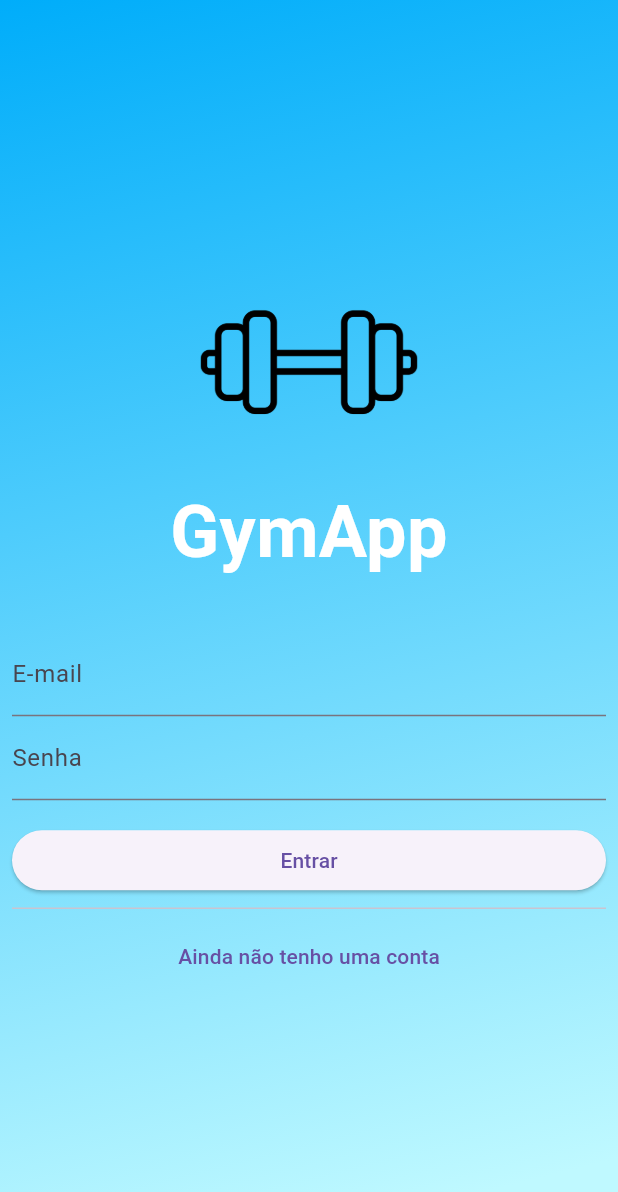
After one commit to emanuelsantoz/Flutter_gymApp, a Flutter app: the screen it shows after launch, on a phone screen of 412 x 824 dp. The commit adds this screen. Shown: the top 1192 px of the screen. Run offline on Flutter 3.47's test engine with Material 3 defaults, Android fonts, the light colour scheme and no system bars; missing offline and left inert: dart:html.

Commit message:
Desenvolvndo formularios

```diff
--- /dev/null
+++ b/gyamapp/lib/_comum/minhas_cores.dart
@@ -0,0 +1,6 @@
+import 'package:flutter/material.dart';
+
+class MinhasCores{
+  static const azulTopoGradiente = Color(0xFF00ADFA);
+  static const azulBaixoGradiente = Color(0xFFBFF9FF);
+}
--- /dev/null
+++ b/gyamapp/lib/autenticacao_tela.dart
@@ -0,0 +1,66 @@
+import 'package:flutter/material.dart';
+import 'package:flutter/widgets.dart';
+import 'package:gyamapp/_comum/minhas_cores.dart';
+
+// ignore: must_be_immutable
+class AutenticacaoTela extends StatelessWidget {
+  bool queroEntrar = true;
+
+  AutenticacaoTela({super.key});
+
+  @override
+  Widget build(BuildContext context) {
+    return Scaffold(
+        backgroundColor: Colors.blueAccent,
+        body: Stack(
+          children: [
+            Container(
+              decoration: BoxDecoration(
+                  gradient: LinearGradient(
+                      begin: Alignment.topLeft,
+                      end: Alignment.bottomCenter,
+                      colors: [
+                    MinhasCores.azulTopoGradiente,
+                    MinhasCores.azulBaixoGradiente
+                  ])),
+            ),
+            Padding(
+              padding: const EdgeInsets.all(8.0),
+              child: Form(
+                child: Column(
+                mainAxisAlignment: MainAxisAlignment.center,
+                crossAxisAlignment: CrossAxisAlignment.stretch,
+                children: [
+                  Image.asset("assets/logo.png", height: 158),
+                  const Text(
+                    textAlign: TextAlign.center,
+                    "GymApp",
+                    style: TextStyle(
+                        fontSize: 48,
+                        fontWeight: FontWeight.bold,
+                        color: Colors.white),
+                  ),
+                  SizedBox(height: 32),
+                  TextFormField(decoration: InputDecoration(label: Text("E-mail")),),
+                  TextFormField(decoration: InputDecoration(label: Text("Senha")), obscureText: true, ),
+                  SizedBox(height: 16),
+                  ElevatedButton(onPressed: () {},
+                  child: Text((queroEntrar) ? "Entrar" : "Cadastrar")),
+                  Divider(),
+                  TextButton(
+                    onPressed: () {
+                    setState(( ) {
+                      queroEntrar = !queroEntrar;
+                      print(queroEntrar);
+                    });
+                  }, child: Text("Ainda não tenho uma conta"))
+                ],
+              ),
+              ),
+            )
+
+          ],
+        ));
+  }
+
+}
--- a/gyamapp/lib/main.dart
+++ b/gyamapp/lib/main.dart
@@ -1,4 +1,5 @@
 import 'package:flutter/material.dart';
+import 'package:gyamapp/autenticacao_tela.dart';
 import 'package:gyamapp/exercicios/exercicio_tela.dart';
 
 
@@ -13,6 +14,6 @@ class MyFirstTela extends StatelessWidget{
   @override
   Widget build(BuildContext context) {
     return MaterialApp(
-      home: ExercicioTela(),
+      home: AutenticacaoTela(),
     );
   }}
--- a/gyamapp/pubspec.yaml
+++ b/gyamapp/pubspec.yaml
@@ -23,3 +23,5 @@ dev_dependencies:
 
 flutter:
   uses-material-design: true
+  assets:
+    - assets/
```
Also changed, not shown: gyamapp/assets/logo.png (added).
